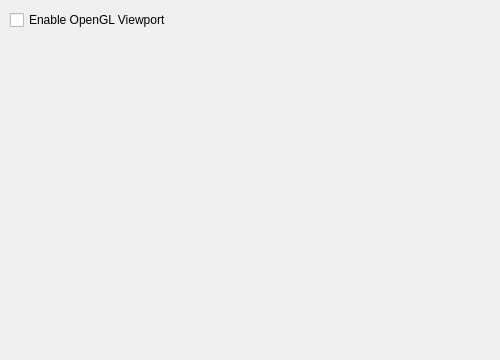
Old version of the form src/config/tabs/config_tab_graphics.ui in the repository Keightiie/DRO-Client.
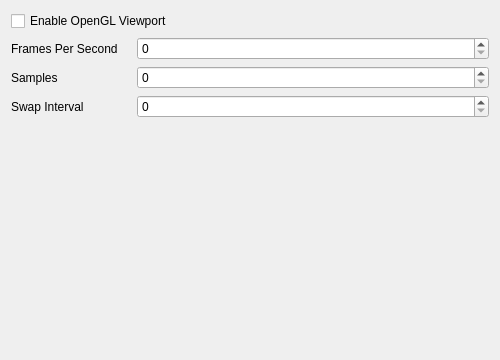
New version of the form.

Patch:
```diff
--- a/src/config/tabs/config_tab_graphics.ui
+++ b/src/config/tabs/config_tab_graphics.ui
@@ -13,19 +13,92 @@
   <property name="windowTitle">
    <string>Form</string>
   </property>
-  <widget class="QCheckBox" name="checkBox">
-   <property name="geometry">
-    <rect>
-     <x>10</x>
-     <y>10</y>
-     <width>381</width>
-     <height>20</height>
-    </rect>
-   </property>
-   <property name="text">
-    <string>Enable OpenGL Viewport</string>
-   </property>
-  </widget>
+  <layout class="QVBoxLayout" name="verticalLayout">
+   <item>
+    <layout class="QVBoxLayout" name="verticalLayout_2">
+     <item>
+      <widget class="QCheckBox" name="CheckboxUseGL">
+       <property name="text">
+        <string>Enable OpenGL Viewport</string>
+       </property>
+      </widget>
+     </item>
+     <item>
+      <layout class="QHBoxLayout" name="horizontalLayout">
+       <item>
+        <widget class="QLabel" name="LblFPS">
+         <property name="maximumSize">
+          <size>
+           <width>120</width>
+           <height>16777215</height>
+          </size>
+         </property>
+         <property name="text">
+          <string>Frames Per Second</string>
+         </property>
+        </widget>
+       </item>
+       <item>
+        <widget class="QSpinBox" name="SpinFramesPerSecond"/>
+       </item>
+      </layout>
+     </item>
+     <item>
+      <layout class="QHBoxLayout" name="horizontalLayout_3">
+       <item>
+        <widget class="QLabel" name="label">
+         <property name="maximumSize">
+          <size>
+           <width>120</width>
+           <height>16777215</height>
+          </size>
+         </property>
+         <property name="text">
+          <string>Samples</string>
+         </property>
+        </widget>
+       </item>
+       <item>
+        <widget class="QSpinBox" name="SpinSamples"/>
+       </item>
+      </layout>
+     </item>
+     <item>
+      <layout class="QHBoxLayout" name="horizontalLayout_4">
+       <item>
+        <widget class="QLabel" name="LblBuffer">
+         <property name="maximumSize">
+          <size>
+           <width>120</width>
+           <height>16777215</height>
+          </size>
+         </property>
+         <property name="text">
+          <string>Swap Interval</string>
+         </property>
+        </widget>
+       </item>
+       <item>
+        <widget class="QSpinBox" name="SpinSwapInterval"/>
+       </item>
+      </layout>
+     </item>
+     <item>
+      <spacer name="verticalSpacer">
+       <property name="orientation">
+        <enum>Qt::Orientation::Vertical</enum>
+       </property>
+       <property name="sizeHint" stdset="0">
+        <size>
+         <width>20</width>
+         <height>40</height>
+        </size>
+       </property>
+      </spacer>
+     </item>
+    </layout>
+   </item>
+  </layout>
  </widget>
  <resources/>
  <connections/>
```
